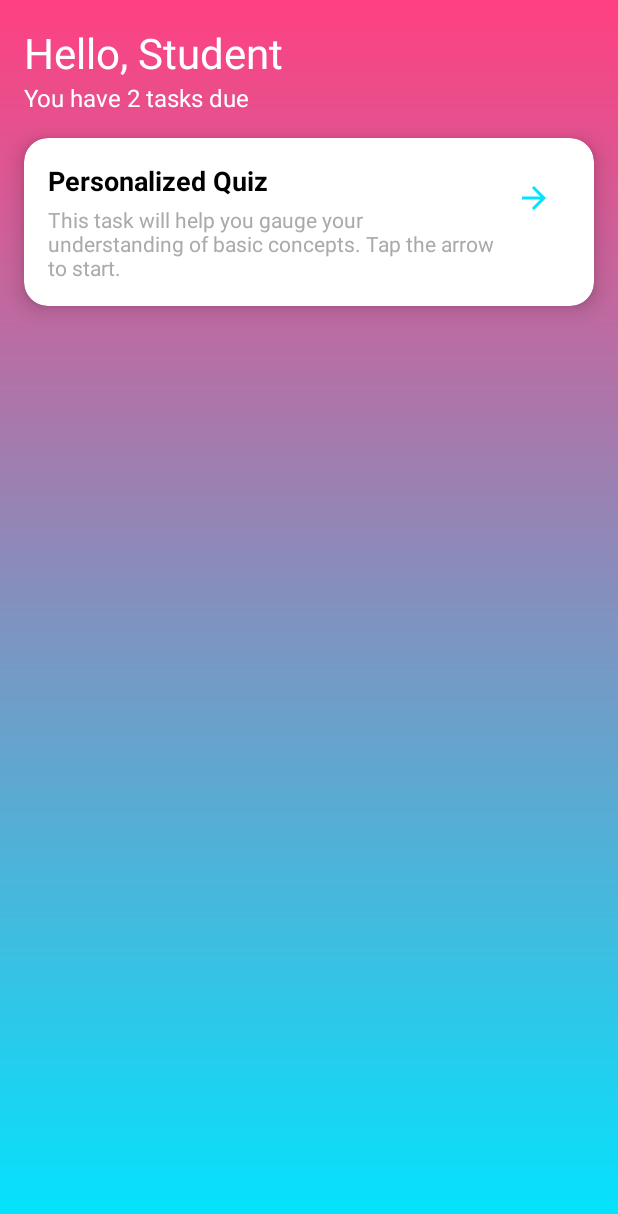
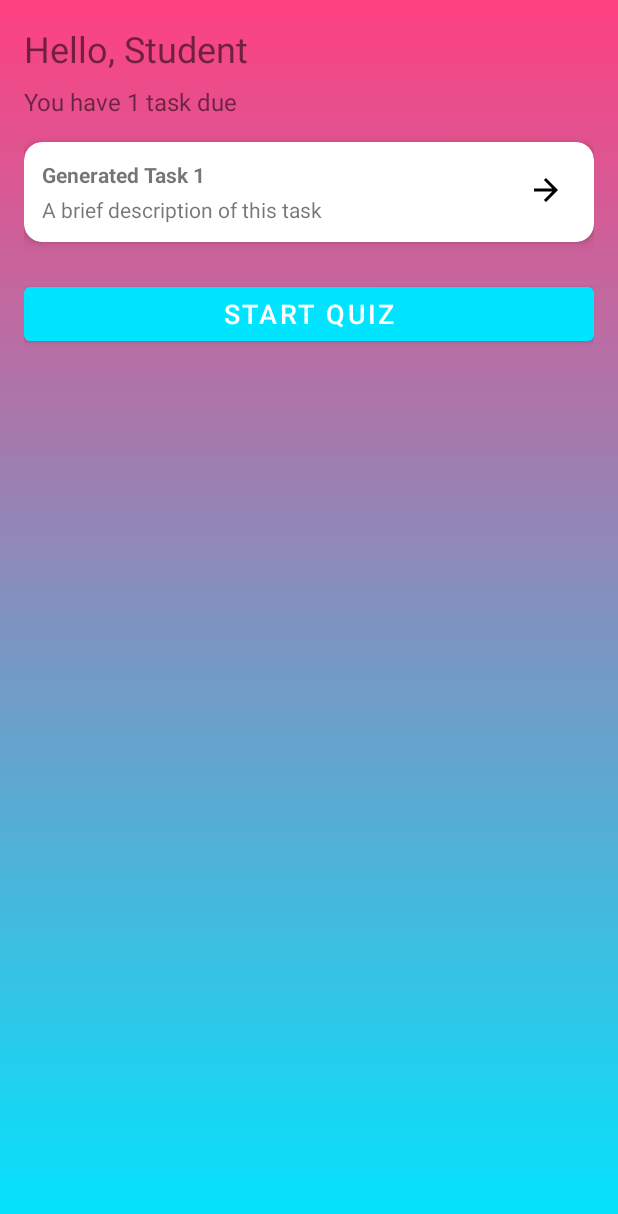
Before and after one commit to Tillu6/SIT708-task10.1, an Android app: the HomeActivity screen opened directly, with no data from a screen before it, on a phone screen of 412 x 824 dp. Shown: the top 1214 px of the screen. Run offline under Robolectric (Android 15) with nearby library versions, the phone set to English and light mode, and no system bars.

Commit message:
initial commit

```diff
--- a/app/src/main/java/com/example/personalizedlearningapp/HomeActivity.java
+++ b/app/src/main/java/com/example/personalizedlearningapp/HomeActivity.java
@@ -2,42 +2,21 @@ package com.example.personalizedlearningapp;
 
 import android.content.Intent;
 import android.os.Bundle;
-import android.widget.TextView;
+import android.widget.Button;
 import androidx.appcompat.app.AppCompatActivity;
-import androidx.cardview.widget.CardView;
-import android.widget.ImageButton;
 
 public class HomeActivity extends AppCompatActivity {
-    private TextView     tvHelloName, tvTasksDue, tvTaskTitle, tvTaskDesc;
-    private CardView     cardTask;
-    private ImageButton  btnGoToTask;
-
     @Override
     protected void onCreate(Bundle savedInstanceState) {
         super.onCreate(savedInstanceState);
+        // Make sure this matches your layout filename:
         setContentView(R.layout.activity_home);
 
-        tvHelloName = findViewById(R.id.tvHelloName);
-        tvTasksDue  = findViewById(R.id.tvTasksDue);
-        tvTaskTitle = findViewById(R.id.tvTaskTitle);
-        tvTaskDesc  = findViewById(R.id.tvTaskDesc);
-        cardTask    = findViewById(R.id.cardTask);
-        btnGoToTask = findViewById(R.id.btnGoToTask);
-
-        // get the username extra (might be null if you came from Sign-up flow)
-        String user = getIntent().getStringExtra("USERNAME");
-        if (user == null || user.isEmpty()) {
-            user = "Student";  // fallback
-        }
-        tvHelloName.setText("Hello, " + user);
-        tvTasksDue.setText("You have 2 tasks due");
-
-        // give your card a real title + description
-        tvTaskTitle.setText("Personalized Quiz");
-        tvTaskDesc.setText("This task will help you gauge your understanding of basic concepts. Tap the arrow to start.");
-
-        btnGoToTask.setOnClickListener(v ->
-                startActivity(new Intent(HomeActivity.this, TaskActivity.class))
-        );
+        // This ID must exist in activity_home.xml:
+        Button btnStartQuiz = findViewById(R.id.btnStartQuiz);
+        btnStartQuiz.setOnClickListener(v -> {
+            // Launch the quiz screen
+            startActivity(new Intent(HomeActivity.this, TaskActivity.class));
+        });
     }
 }
--- a/app/src/main/res/layout/activity_home.xml
+++ b/app/src/main/res/layout/activity_home.xml
@@ -2,44 +2,41 @@
 <androidx.constraintlayout.widget.ConstraintLayout
     xmlns:android="http://schemas.android.com/apk/res/android"
     xmlns:app="http://schemas.android.com/apk/res-auto"
-    xmlns:tools="http://schemas.android.com/tools"
     android:layout_width="match_parent"
     android:layout_height="match_parent"
-    android:background="@drawable/gradient_bg">
+    android:padding="16dp">
 
-    <!-- Hello, Your Name -->
+    <!-- (Optional) Greeting at top -->
     <TextView
         android:id="@+id/tvHelloName"
-        android:layout_width="wrap_content"
+        android:layout_width="0dp"
         android:layout_height="wrap_content"
-        tools:text="Hello, Your Name"
-        android:textSize="28sp"
-        android:textColor="@android:color/white"
-        android:layout_margin="16dp"
+        android:text="Hello, Student"
+        android:textSize="24sp"
         app:layout_constraintTop_toTopOf="parent"
-        app:layout_constraintStart_toStartOf="parent" />
+        app:layout_constraintStart_toStartOf="parent"
+        app:layout_constraintEnd_toEndOf="parent"/>
 
-    <!-- You have X tasks due -->
+    <!-- (Optional) Task info -->
     <TextView
         android:id="@+id/tvTasksDue"
-        android:layout_width="wrap_content"
+        android:layout_width="0dp"
         android:layout_height="wrap_content"
-        tools:text="You have 1 task due"
+        android:text="You have 1 task due"
         android:textSize="16sp"
-        android:textColor="@android:color/white"
-        android:layout_marginStart="16dp"
+        android:layout_marginTop="8dp"
         app:layout_constraintTop_toBottomOf="@id/tvHelloName"
-        app:layout_constraintStart_toStartOf="parent" />
+        app:layout_constraintStart_toStartOf="parent"
+        app:layout_constraintEnd_toEndOf="parent"/>
 
-    <!-- Task Card -->
+    <!-- Card for the next generated task -->
     <androidx.cardview.widget.CardView
         android:id="@+id/cardTask"
         android:layout_width="0dp"
         android:layout_height="wrap_content"
-        android:layout_margin="16dp"
-        app:cardCornerRadius="16dp"
-        app:cardElevation="8dp"
-        app:cardBackgroundColor="@android:color/white"
+        android:layout_marginTop="16dp"
+        app:cardCornerRadius="12dp"
+        app:cardElevation="4dp"
         app:layout_constraintTop_toBottomOf="@id/tvTasksDue"
         app:layout_constraintStart_toStartOf="parent"
         app:layout_constraintEnd_toEndOf="parent">
@@ -47,46 +44,50 @@
         <androidx.constraintlayout.widget.ConstraintLayout
             android:layout_width="match_parent"
             android:layout_height="wrap_content"
-            android:padding="16dp">
+            android:padding="12dp">
 
-            <!-- Title -->
             <TextView
                 android:id="@+id/tvTaskTitle"
                 android:layout_width="0dp"
                 android:layout_height="wrap_content"
-                tools:text="Generated Task 1"
+                android:text="Generated Task 1"
                 android:textStyle="bold"
-                android:textSize="18sp"
-                android:textColor="@android:color/black"
                 app:layout_constraintTop_toTopOf="parent"
                 app:layout_constraintStart_toStartOf="parent"
-                app:layout_constraintEnd_toStartOf="@+id/btnGoToTask" />
+                app:layout_constraintEnd_toStartOf="@+id/btnGoToTask"/>
 
-            <!-- Description -->
             <TextView
                 android:id="@+id/tvTaskDesc"
                 android:layout_width="0dp"
                 android:layout_height="wrap_content"
-                tools:text="Small description for the generated task"
+                android:text="A brief description of this task"
                 android:layout_marginTop="4dp"
-                android:textSize="14sp"
-                android:textColor="@android:color/darker_gray"
                 app:layout_constraintTop_toBottomOf="@id/tvTaskTitle"
                 app:layout_constraintStart_toStartOf="parent"
-                app:layout_constraintEnd_toStartOf="@+id/btnGoToTask" />
+                app:layout_constraintEnd_toStartOf="@+id/btnGoToTask"/>
 
-            <!-- Go-to-task arrow -->
             <ImageButton
                 android:id="@+id/btnGoToTask"
-                android:layout_width="48dp"
-                android:layout_height="48dp"
+                android:layout_width="40dp"
+                android:layout_height="40dp"
                 android:background="?attr/selectableItemBackgroundBorderless"
                 app:srcCompat="@drawable/ic_arrow_forward"
-                app:tint="@color/neonBlue"
                 android:contentDescription="@string/content_desc_go_to_task"
                 app:layout_constraintTop_toTopOf="parent"
                 app:layout_constraintEnd_toEndOf="parent"/>
         </androidx.constraintlayout.widget.ConstraintLayout>
     </androidx.cardview.widget.CardView>
 
+    <!-- START QUIZ Button -->
+    <Button
+        android:id="@+id/btnStartQuiz"
+        android:layout_width="0dp"
+        android:layout_height="wrap_content"
+        android:text="Start Quiz"
+        android:textSize="18sp"
+        android:layout_marginTop="24dp"
+        app:layout_constraintTop_toBottomOf="@id/cardTask"
+        app:layout_constraintStart_toStartOf="parent"
+        app:layout_constraintEnd_toEndOf="parent"/>
+
 </androidx.constraintlayout.widget.ConstraintLayout>
```
Also changed, not shown: app/src/main/AndroidManifest.xml (+12 -7 lines), app/src/main/java/com/example/personalizedlearningapp/TaskActivity.java (+96 -19 lines), app/src/main/java/com/example/personalizedlearningapp/data/model/QuizItem.java (added, +27 -0 lines), app/src/main/java/com/example/personalizedlearningapp/data/model/QuizResponse.java (added, +13 -0 lines), app/src/main/java/com/example/personalizedlearningapp/data/network/ApiService.java (+11 -16 lines), app/src/main/java/com/example/personalizedlearningapp/data/network/RetrofitClient.java (+16 -2 lines), app/src/main/res/xml/network_security_config.xml (added, +7 -0 lines).
